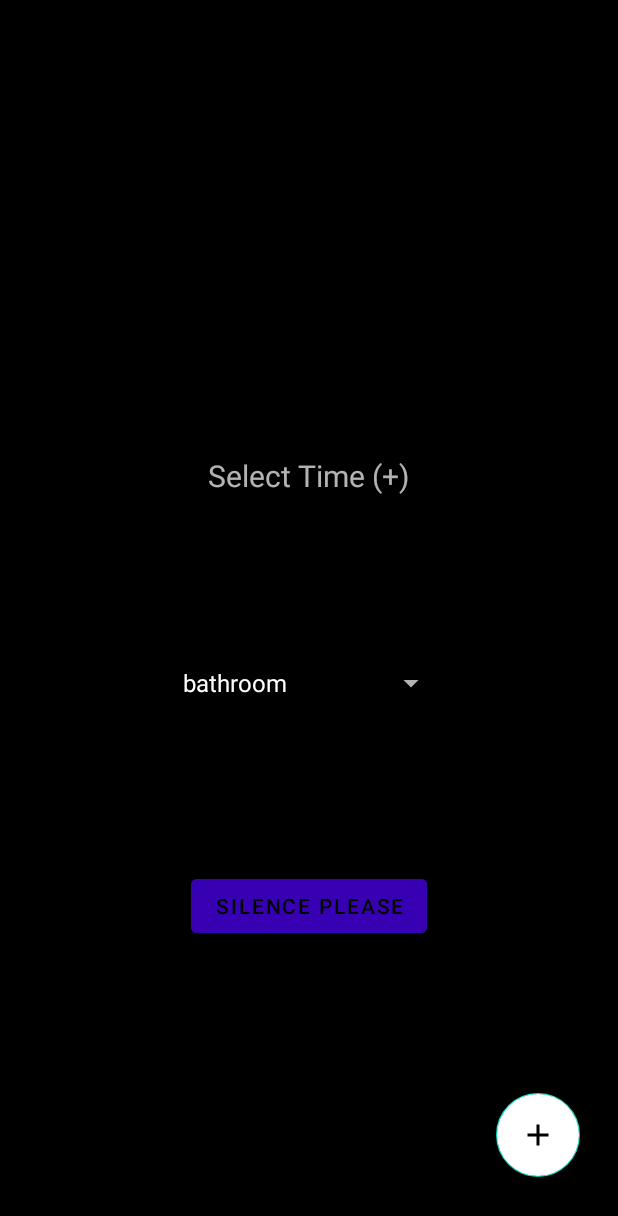
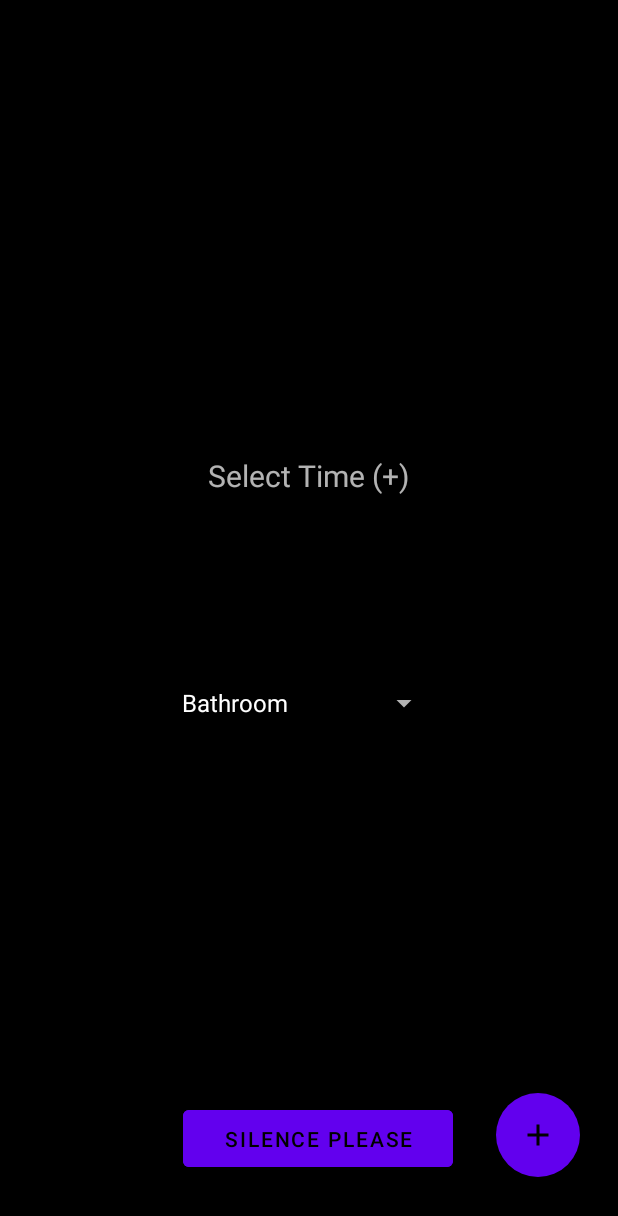
Before and after one commit to virajxp1/AlarmClockBeta, an Android app: the screen it shows after launch (MainActivity), on a phone screen of 412 x 824 dp. Shown: the top 1216 px of the screen. Run offline under Robolectric (Android 15) with nearby library versions, the phone set to English and light mode, and no system bars; libraries missing offline, so code that uses them is left out: clarifai2.api, clarifai2.dto.input, clarifai2.dto.model, clarifai2.dto.prediction.

Commit message:
Slight Design changes

```diff
--- a/app/src/main/java/com/example/alarmclockbeta/MainActivity.java
+++ b/app/src/main/java/com/example/alarmclockbeta/MainActivity.java
@@ -86,7 +86,7 @@ public class MainActivity extends AppCompatActivity implements TimePickerDialog.
         intent = new Intent(this.context, AlarmReceiver.class);
 
         dropdown = (Spinner) findViewById(R.id.spinnerObjects);
-        String[] items = new String[]{"bathroom","computer","keyboard","bed"};
+        String[] items = new String[]{"Bathroom","Computer","Keyboard","Bed"};
         ArrayAdapter<String> adapter = new ArrayAdapter<>(this, android.R.layout.simple_spinner_dropdown_item, items);
         dropdown.setAdapter(adapter);
         defaultObject = "computer";
--- a/app/src/main/res/layout/content_main.xml
+++ b/app/src/main/res/layout/content_main.xml
@@ -16,9 +16,11 @@
         android:layout_alignParentBottom="true"
         android:layout_marginEnd="25dp"
         android:layout_marginBottom="39dp"
-        android:backgroundTint="#FFFFFF"
+        android:backgroundTint="@color/colorPrimary"
         android:src="@drawable/ic_baseline_add_24"
-        android:tint="@color/design_default_color_primary_dark" />
+        android:tint="@color/cardview_light_background"
+        app:borderWidth="0dp"
+        />
 
     <TextView
         android:id="@+id/textview_first"
@@ -32,24 +34,24 @@
 
     <Button
         android:id="@+id/end_alarm"
-        android:layout_width="wrap_content"
-        android:layout_height="wrap_content"
+        android:layout_width="180dp"
+        android:layout_height="50dp"
         android:layout_alignParentEnd="true"
         android:layout_alignParentBottom="true"
         android:layout_centerHorizontal="true"
-        android:layout_marginEnd="127dp"
-        android:layout_marginBottom="196dp"
-        android:backgroundTint="@color/design_default_color_primary_dark"
+        android:layout_marginEnd="110dp"
+        android:layout_marginBottom="40dp"
+        android:backgroundTint="@color/colorPrimary"
         android:text="@string/silence_please" />
 
     <Spinner
         android:id="@+id/spinnerObjects"
-        android:layout_width="184dp"
-        android:layout_height="wrap_content"
+        android:layout_width="180dp"
+        android:layout_height="50dp"
         android:layout_alignParentStart="true"
         android:layout_alignParentTop="true"
         android:layout_centerHorizontal="true"
-        android:layout_marginStart="114dp"
-        android:layout_marginTop="431dp" />
+        android:layout_marginStart="113dp"
+        android:layout_marginTop="444dp" />
 
 </RelativeLayout>
```
